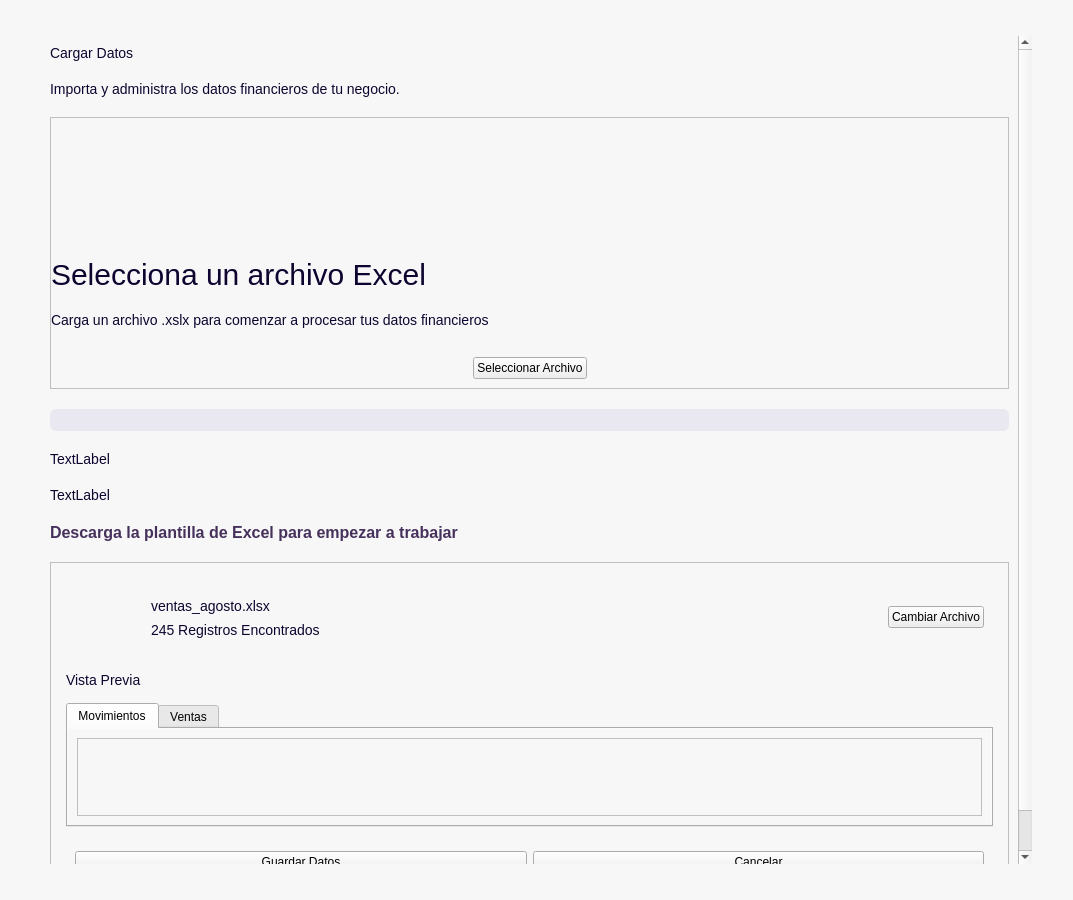
This is app/ui/dashboard/pages/cargar_datos.ui in Brando-1510/Proyecto-Integrador-2.0 as Qt 5 draws it before an edit. The edited form follows.
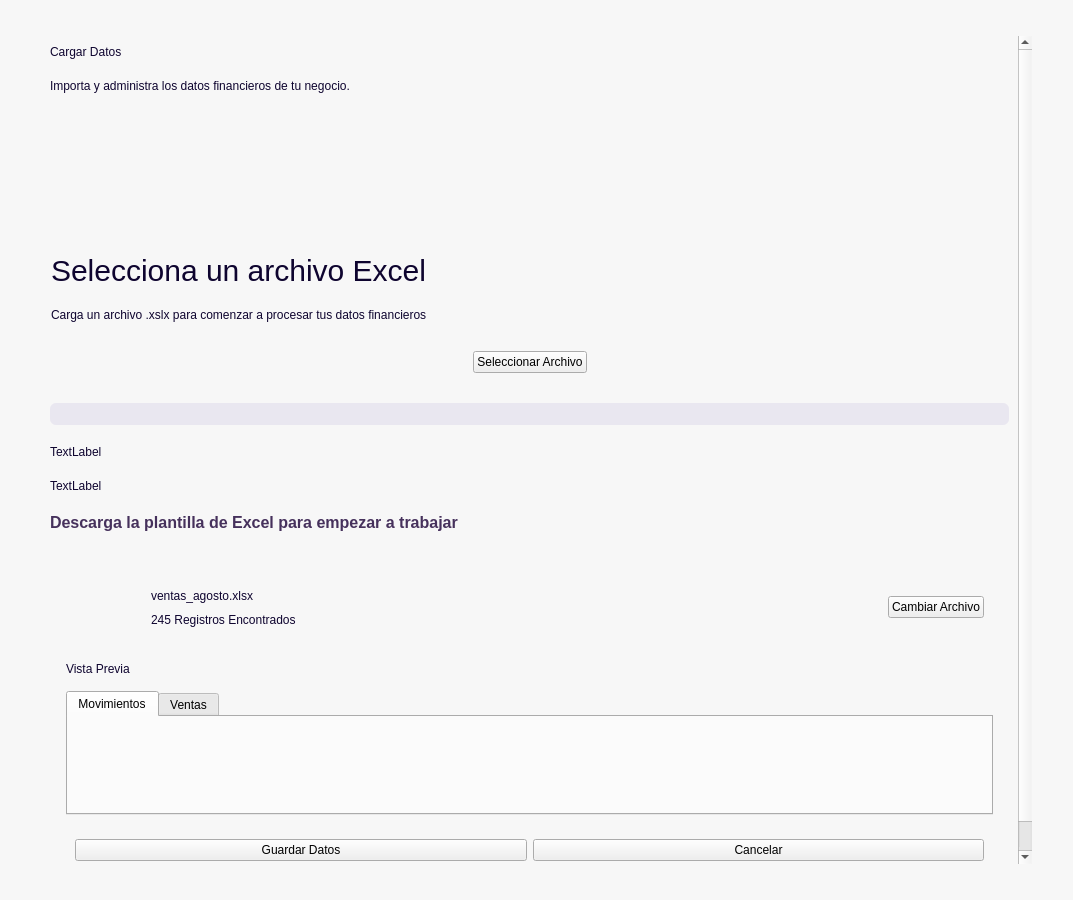
This is the edited form. The open tabs and pages were chosen to show the change. Icons and pictures are not drawn.

Commit message: agregando confirmacion para realizar acciones

Diff of the .ui file:
```diff
--- a/app/ui/dashboard/pages/cargar_datos.ui
+++ b/app/ui/dashboard/pages/cargar_datos.ui
@@ -23,7 +23,8 @@
 background-color:#f7f7f7;
 }
 QFrame{
-background-color:#f7f7f7;
+background-color:transparent;
+color:#f7f7f7;
 }
 
 /*
@@ -31,24 +32,27 @@
 Textos
 -----------------------------------------------------------------------------------------------------*/
 QLabel{
-background-color: transparent;
-font-size: 14px;
+background-color:transparent;
 color: #0E042F;
 }
 QLabel[texto=&quot;InputTexto&quot;]{
 font-size: 16px;
 font-weight: bold;
+color: #0E042F;
 }
 QLabel[texto=&quot;TituloPrincipal&quot;]{
 font-size:20px;
 font-weight:bold;
+color: #0E042F;
 }
 QLabel[texto=&quot;Valor&quot;]{
 font-size:20px;
+color: #0E042F;
 }
 QLabel[texto=&quot;TituloSecundario&quot;]{
 font-size:18px;
 font-weight:bold;
+color: #0E042F;
 }
 QLabel[texto=&quot;Descripcion&quot;]{
 font-size:16px;
@@ -58,6 +62,7 @@
 font-size:16px;
 color: #0E042F;
 font-weight: bold;
+color: #0E042F;
 }
 
 
@@ -202,9 +207,9 @@
         <property name="geometry">
          <rect>
           <x>0</x>
-          <y>-97</y>
+          <y>0</y>
           <width>987</width>
-          <height>929</height>
+          <height>933</height>
          </rect>
         </property>
         <property name="sizePolicy">
```
Left out of the diff: 11 changed lines with no effect on the pictures. The commit also changes 2 other files.
